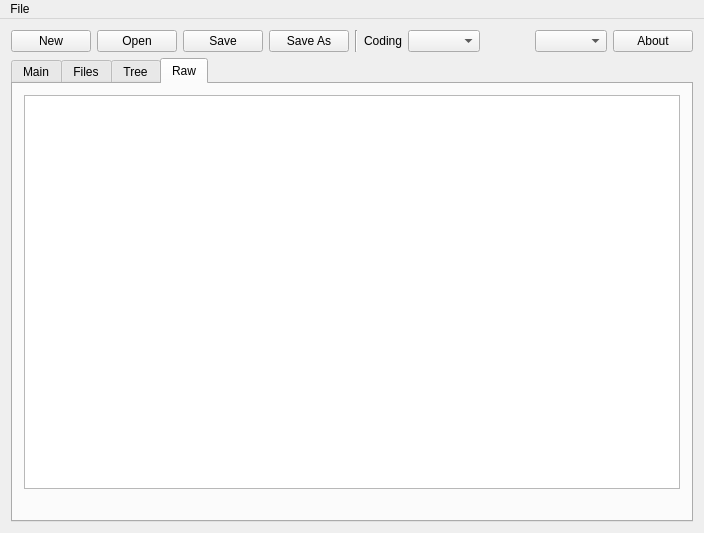
Qt form mainwindow.ui (torrent-file-editor/torrent-file-editor) before a commit.
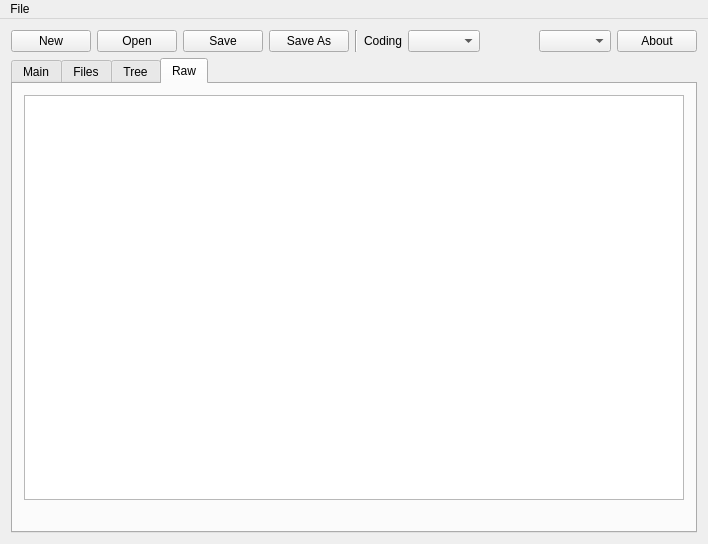
The same form after that commit. The open tabs and pages were chosen to show the change. Icons and pictures are not drawn. Custom widgets are drawn as their Qt base class.

What changed in the file:
```diff
--- a/mainwindow.ui
+++ b/mainwindow.ui
@@ -6,8 +6,8 @@
    <rect>
     <x>0</x>
     <y>0</y>
-    <width>704</width>
-    <height>533</height>
+    <width>708</width>
+    <height>544</height>
    </rect>
   </property>
   <property name="acceptDrops">
@@ -854,6 +854,9 @@
             <property name="text">
              <string/>
             </property>
+            <property name="wordWrap">
+             <bool>true</bool>
+            </property>
             <property name="textInteractionFlags">
              <set>Qt::LinksAccessibleByMouse|Qt::TextSelectableByMouse</set>
             </property>
@@ -861,11 +864,17 @@
           </item>
           <item>
            <widget class="QLabel" name="lblCursorPos">
+            <property name="sizePolicy">
+             <sizepolicy hsizetype="Maximum" vsizetype="Preferred">
+              <horstretch>0</horstretch>
+              <verstretch>0</verstretch>
+             </sizepolicy>
+            </property>
             <property name="text">
              <string/>
             </property>
             <property name="alignment">
-             <set>Qt::AlignRight|Qt::AlignTrailing|Qt::AlignVCenter</set>
+             <set>Qt::AlignRight|Qt::AlignTop|Qt::AlignTrailing</set>
             </property>
            </widget>
           </item>
@@ -882,8 +891,8 @@
     <rect>
      <x>0</x>
      <y>0</y>
-     <width>659</width>
-     <height>29</height>
+     <width>708</width>
+     <height>30</height>
     </rect>
    </property>
    <widget class="QMenu" name="menuFile">
```
